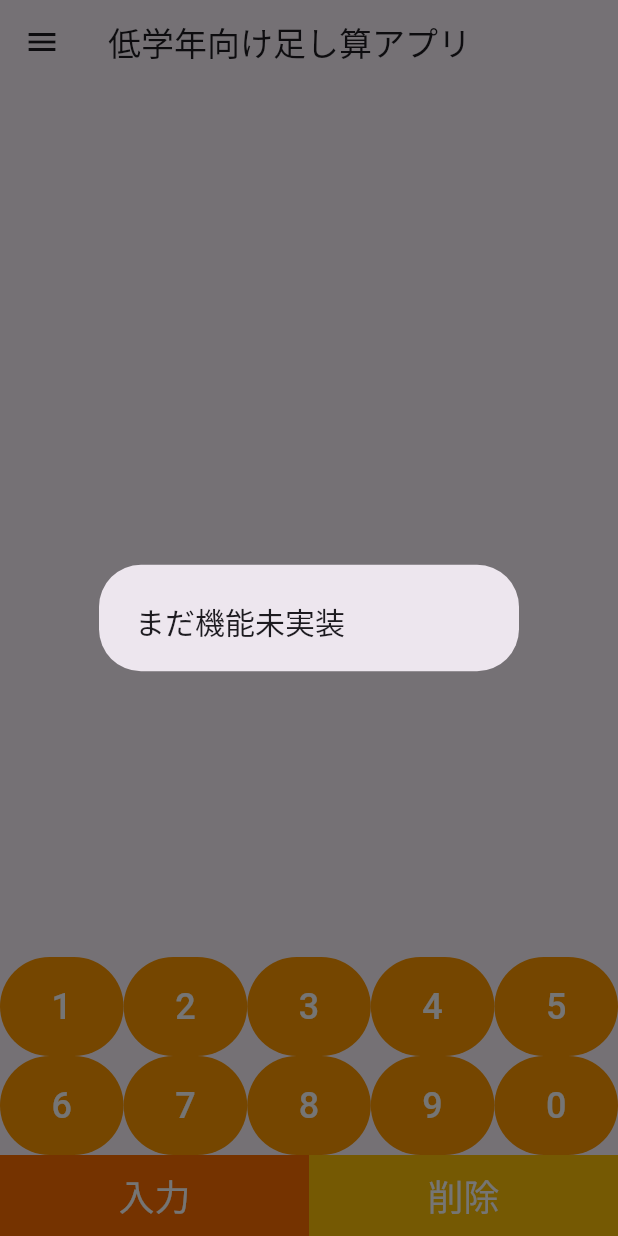
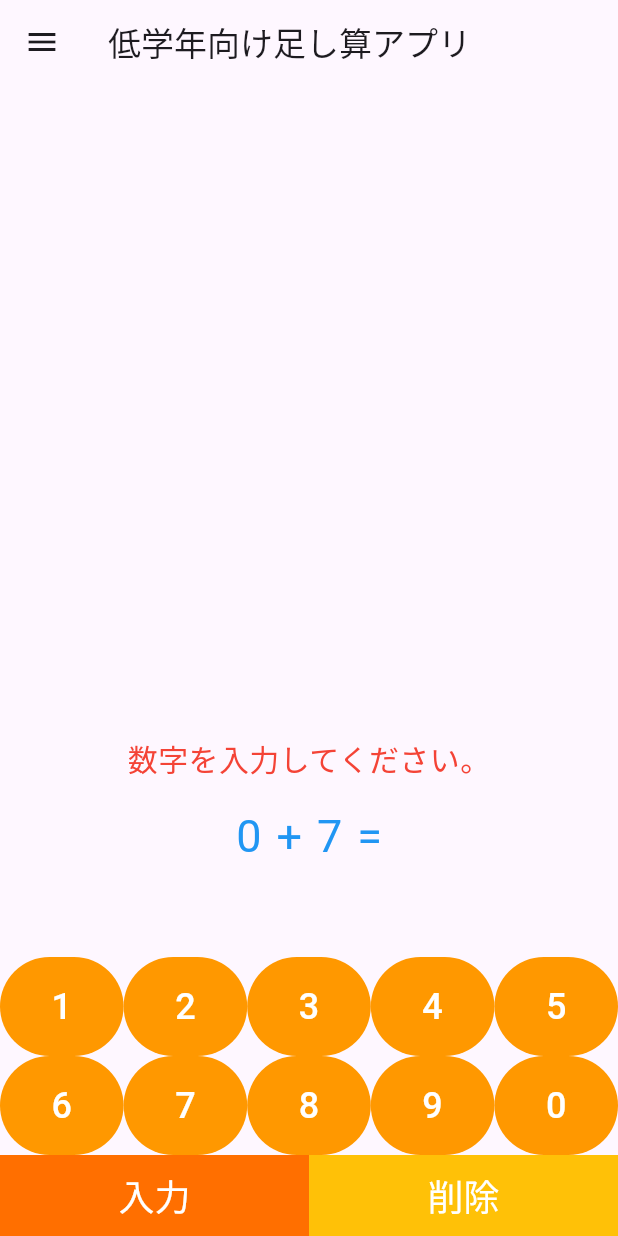
Before and after one commit to will-of-work-80/flutter-test, a Flutter app: the ElementarySchoolMath screen opened directly, after a tap on "入力", on a phone screen of 412 x 824 dp. Run offline on Flutter 3.47's test engine with Material 3 defaults, Android fonts, the phone set to English and light mode, and no system bars; our stand-ins replace cached_network_image, flutter_riverpod, freezed_annotation, webview_flutter.

Commit message:
ランダム関数を利用して式を作成する

```diff
--- a/lib/elementary_school_math.dart
+++ b/lib/elementary_school_math.dart
@@ -1,5 +1,10 @@
 import 'package:flutter/material.dart';
 import 'package:flutter_application_test/navigation.dart';
+import 'dart:math' as math;
+
+final random = math.Random();
+
+final infoDefault = "数字を入力してください。";
 
 class ElementarySchoolMath extends StatefulWidget {
   const ElementarySchoolMath({super.key});
@@ -9,8 +14,14 @@ class ElementarySchoolMath extends StatefulWidget {
 }
 
 class _ElementarySchoolMathState extends State<ElementarySchoolMath> {
+  // 情報を表示
+  String infoStr = infoDefault;
   // 足し算の結果入力用
   String inputStr = '';
+  // 問題のアイテム１
+  int firstNum = random.nextInt(10);
+  // 問題のアイテム２
+  int secondNum = random.nextInt(10);
 
   @override
   Widget build(BuildContext context) {
@@ -46,6 +57,31 @@ class _ElementarySchoolMathState extends State<ElementarySchoolMath> {
         mainAxisAlignment: MainAxisAlignment.end,
         children: [
           Center(
+            child: Text(infoStr,
+                style: const TextStyle(fontSize: 20, color: Colors.red)),
+          ),
+          SizedBox(height: 20),
+          DefaultTextStyle(
+            style: TextStyle(
+              fontSize: 30,
+              color: Colors.blue,
+            ),
+            child: Row(
+              children: [
+                Expanded(child: SizedBox()),
+                Text('$firstNum'),
+                SizedBox(width: 10),
+                Text('+'),
+                SizedBox(width: 10),
+                Text('$secondNum'),
+                SizedBox(width: 10),
+                Text('='),
+                Expanded(child: SizedBox()),
+              ],
+            ),
+          ),
+          SizedBox(height: 20),
+          Center(
             child: Text(inputStr,
                 style: const TextStyle(
                     fontSize: 30, color: Colors.lightBlueAccent)),
@@ -70,16 +106,20 @@ class _ElementarySchoolMathState extends State<ElementarySchoolMath> {
                     ),
                   ),
                   onPressed: () {
-                    showDialog<void>(
-                        context: context,
-                        builder: (_) {
-                          return AlertDialog(
-                            title: Text('まだ機能未実装',
-                                style: TextStyle(
-                                  fontSize: 20,
-                                )),
-                          );
-                        });
+                    setState(() {
+                      final result = firstNum + secondNum;
+                      if ('' == inputStr) {
+                        infoStr = infoDefault;
+                      } else if (result.toString() == inputStr) {
+                        infoStr = '正解です。';
+                        inputStr = '';
+                        firstNum = random.nextInt(10);
+                        secondNum = random.nextInt(10);
+                      } else {
+                        infoStr = "$inputStrではありません。";
+                        inputStr = "";
+                      }
+                    });
                   },
                   child: Text('入力', style: TextStyle(fontSize: 24)),
                 ),
```
Also changed, not shown: 1 other file.
